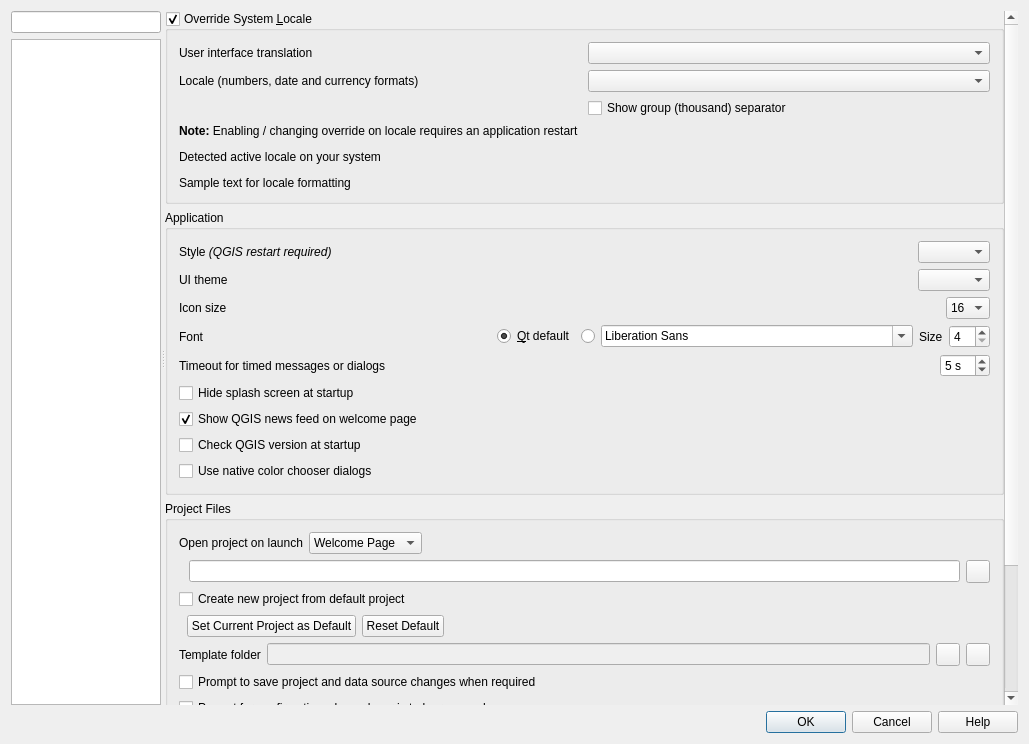
Above: src/ui/qgsoptionsbase.ui from qgis/QGIS before the change. Below: the same form after it.
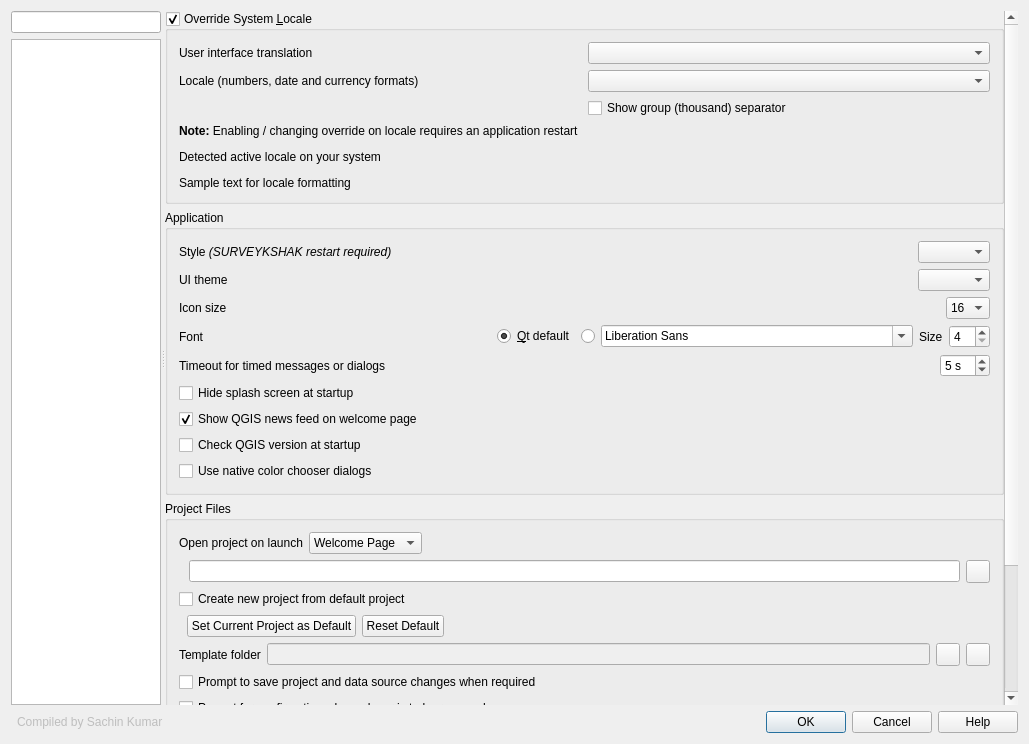
That is the form after the change. Icons and pictures are not drawn. Custom widgets are drawn as their Qt base class.

Commit message: changes to surveykshak from QGIS

Diff of the .ui file:
```diff
--- a/src/ui/qgsoptionsbase.ui
+++ b/src/ui/qgsoptionsbase.ui
@@ -255,7 +255,7 @@
                     <item>
                      <widget class="QLabel" name="label_18">
                       <property name="text">
-                       <string>Style &lt;i&gt;(QGIS restart required)&lt;/i&gt;</string>
+                       <string>Style &lt;i&gt;(SURVEYKSHAK restart required)&lt;/i&gt;</string>
                       </property>
                      </widget>
                     </item>
@@ -5098,6 +5098,16 @@
       <property name="bottomMargin">
        <number>0</number>
       </property>
+      <item>
+       <widget class="QLabel" name="label_6811">
+        <property name="enabled">
+         <bool>false</bool>
+        </property>
+        <property name="text">
+         <string>Compiled by Sachin Kumar</string>
+        </property>
+       </widget>
+      </item>
       <item>
        <widget class="QDialogButtonBox" name="buttonBox">
         <property name="orientation">
```
The commit also changes 13 other files.
